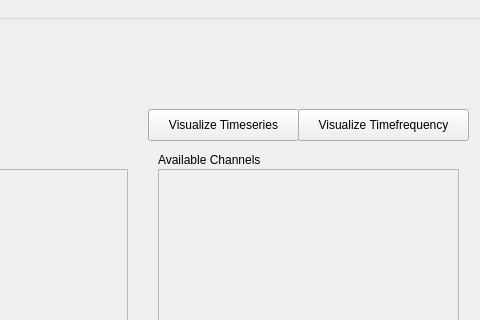
soheilbr82/lslbuffer, file application/Visuals/LSL_visualization.ui: the form before one commit; both pictures show x 662 to 1142 and y 0 to 320 of the 1142 by 820 pixel window.
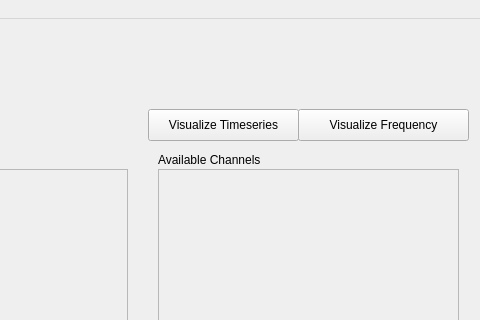
The form after the commit.

Commit message: Revising Frequency graph to work with FFT

Patch:
```diff
--- a/application/Visuals/LSL_visualization.ui
+++ b/application/Visuals/LSL_visualization.ui
@@ -109,7 +109,7 @@
      </rect>
     </property>
     <property name="text">
-     <string>Visualize Timefrequency</string>
+     <string>Visualize Frequency</string>
     </property>
    </widget>
    <widget class="QWidget" name="gridLayoutWidget_4">
```
Left out of the diff: 4 changed lines with no effect on the pictures. The commit also changes 2 other files.
